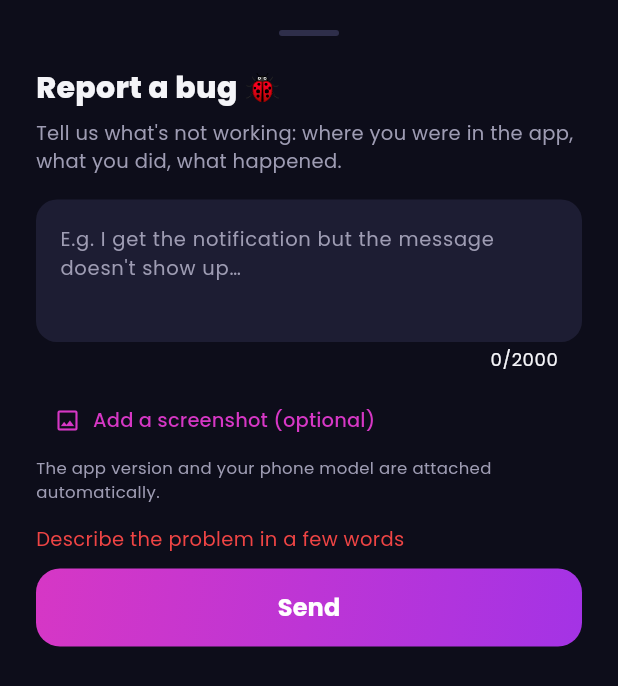
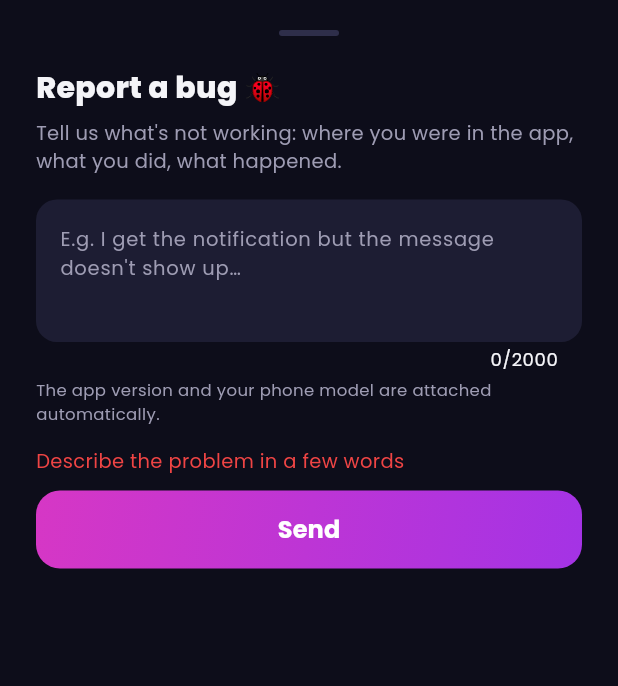
Before and after one commit to ckante203-dev/rencontre, a Flutter app: the _FeuilleBug widget shown alone on an empty page, opened directly, after a tap on "Send", on a phone screen of 412 x 824 dp. Shown: the top 686 px of the screen. Run offline on Flutter 3.47's test engine with Material 3 defaults, Android fonts, the phone set to English and light mode, and no system bars; our stand-ins replace audioplayers, awesome_notifications, cached_network_image, camera, connectivity_plus, firebase_core and 22 more; missing offline and left inert: firebase_performance, flutter_map_marker_cluster, flutter_sound, image_picker_android, image_picker_platform_interface, mobile_scanner and 3 more; accounts and stored records are empty; network calls fail.

Commit message:
Signaler un bug : option capture d'écran retirée (captures bloquées dans l'appli ; corrige aussi le débordement du bouton)
Co-Authored-By: Claude Opus 5.5 <noreply@anthropic.com>

```diff
--- a/lib/features/profil/vue/signaler_bug.dart
+++ b/lib/features/profil/vue/signaler_bug.dart
@@ -3,15 +3,14 @@ import 'dart:io';
 import 'package:flutter/material.dart';
 import 'package:flutter/services.dart';
 import 'package:get/get.dart';
-import 'package:image_picker/image_picker.dart';
 import 'package:package_info_plus/package_info_plus.dart';
 import 'package:rencontre/core/theme/app_theme.dart';
 import 'package:supabase_flutter/supabase_flutter.dart';
 
-/// Paramètres → « Signaler un bug » : le membre décrit le problème (+ une
-/// capture d'écran facultative). La version de l'app, le modèle du
-/// téléphone et la version d'Android sont joints (SQL 082). L'équipe
-/// répond dans la conversation « Zamu ».
+/// Paramètres → « Signaler un bug » : le membre décrit le problème. La
+/// version de l'app, le modèle du téléphone et la version d'Android sont
+/// joints (SQL 082). L'équipe répond dans la conversation « Zamu ».
+/// Pas de capture d'écran : elles sont bloquées dans l'appli (FLAG_SECURE).
 void ouvrirSignalerBug() {
   Get.bottomSheet(
     const _FeuilleBug(),
@@ -31,7 +30,6 @@ class _FeuilleBug extends StatefulWidget {
 
 class _FeuilleBugState extends State<_FeuilleBug> {
   final _texte = TextEditingController();
-  File? _capture;
   bool _envoi = false;
   String _erreur = '';
 
@@ -41,16 +39,6 @@ class _FeuilleBugState extends State<_FeuilleBug> {
   void dispose() {
     _texte.dispose();
     super.dispose();
-  }
-
-  Future<void> _choisirCapture() async {
-    try {
-      final x = await ImagePicker().pickImage(
-          source: ImageSource.gallery, maxWidth: 1600, imageQuality: 80);
-      if (x != null && mounted) setState(() => _capture = File(x.path));
-    } catch (_) {
-      // galerie refusée : la capture reste facultative
-    }
   }
 
   Future<Map<String, String?>> _infosTelephone() async {
@@ -93,17 +81,9 @@ class _FeuilleBugState extends State<_FeuilleBug> {
       _erreur = '';
     });
     try {
-      String? chemin;
-      final capture = _capture;
-      if (capture != null) {
-        chemin = '$uid/${DateTime.now().millisecondsSinceEpoch}.jpg';
-        await _sb.storage.from('bugs').upload(chemin, capture,
-            fileOptions: const FileOptions(contentType: 'image/jpeg'));
-      }
       await _sb.from('bugs_signales').insert({
         'user_id': uid,
         'texte': texte,
-        'capture': chemin,
         ...await _infosTelephone(),
       });
       Get.back();
@@ -129,7 +109,6 @@ class _FeuilleBugState extends State<_FeuilleBug> {
 
   @override
   Widget build(BuildContext context) {
-    final capture = _capture;
     return Padding(
       // Pas de viewInsets : Get.bottomSheet remonte déjà la feuille
       // au-dessus du clavier
@@ -179,32 +158,7 @@ class _FeuilleBugState extends State<_FeuilleBug> {
                     borderSide: BorderSide.none),
               ),
             ),
-            const SizedBox(height: 8),
-            Row(children: [
-              if (capture != null) ...[
-                ClipRRect(
-                  borderRadius: BorderRadius.circular(8),
-                  child: Image.file(capture,
-                      width: 44, height: 44, fit: BoxFit.cover),
-                ),
-                const SizedBox(width: 10),
-                Expanded(
-                  child: Text('Capture ajoutée'.tr,
-                      style: TextStyle(
-                          fontSize: 13, color: AppColors.textPrimary)),
-                ),
-                IconButton(
-                  onPressed: () => setState(() => _capture = null),
-                  icon: Icon(Icons.close_rounded, color: AppColors.textMuted),
-                ),
-              ] else
-                TextButton.icon(
-                  onPressed: _envoi ? null : _choisirCapture,
-                  icon: Icon(Icons.image_outlined, color: AppColors.lien),
-                  label: Text('Ajouter une capture d\'écran (facultatif)'.tr,
-                      style: TextStyle(color: AppColors.lien, fontSize: 13)),
-                ),
-            ]),
+            const SizedBox(height: 4),
             Text(
                 'La version de l\'appli et le modèle de ton téléphone sont joints automatiquement.'
                     .tr,
```
Also changed, not shown: 1 other file.
